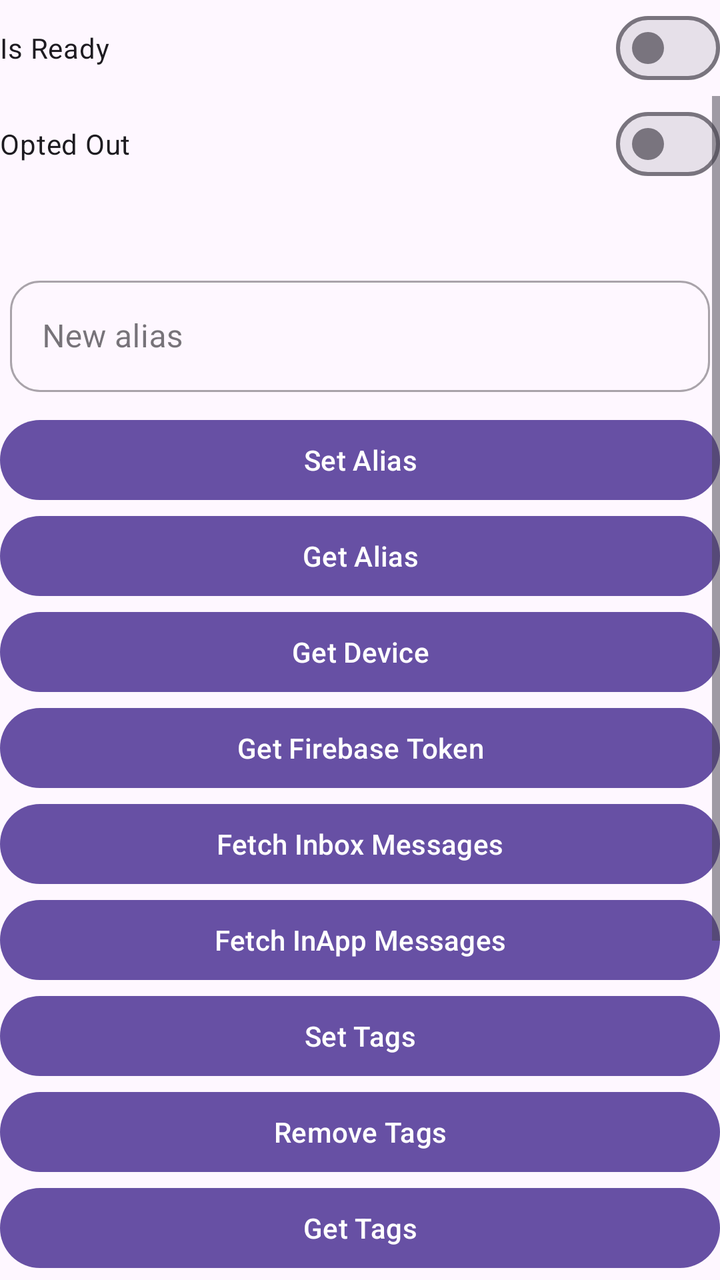
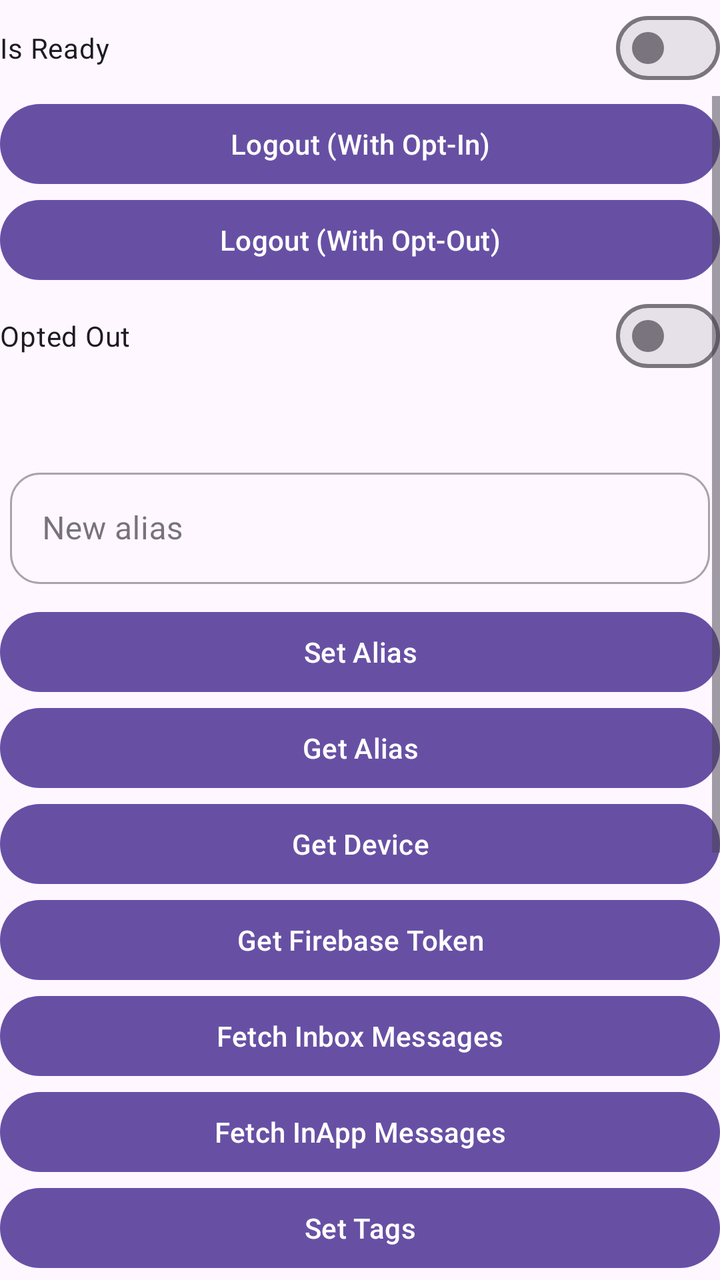

Before-and-after screenshots of an Android layout around one commit, followed by the original layout XML and the change that was made.
<!-- AndroidManifest.xml: another module's application theme Theme.EngageSample -->
<!-- res/layout/fragment_base_test.xml -->
<?xml version="1.0" encoding="utf-8"?>
<LinearLayout xmlns:android="http://schemas.android.com/apk/res/android"
    xmlns:app="http://schemas.android.com/apk/res-auto"
    xmlns:tools="http://schemas.android.com/tools"
    android:layout_width="match_parent"
    android:layout_height="match_parent"
    android:orientation="vertical"
    tools:ignore="HardcodedText">

    <com.google.android.material.materialswitch.MaterialSwitch
        android:id="@+id/switchReady"
        android:layout_width="match_parent"
        android:layout_height="wrap_content"
        android:paddingVertical="10dp"
        android:text="Is Ready"
        tools:ignore="HardcodedText" />

    <ScrollView
        android:layout_width="match_parent"
        android:layout_height="match_parent">

        <LinearLayout
            android:id="@+id/llInnerContainer"
            android:layout_width="match_parent"
            android:layout_height="wrap_content"
            android:orientation="vertical">

            <com.google.android.material.materialswitch.MaterialSwitch
                android:id="@+id/switchPushEnabled"
                android:layout_width="match_parent"
                android:layout_height="wrap_content"
                android:paddingVertical="10dp"
                android:text="Opted Out"
                tools:ignore="HardcodedText" />

            <TextView
                android:id="@+id/tvDevice"
                android:layout_width="match_parent"
                android:layout_height="wrap_content"
                android:layout_marginTop="10dp" />

            <com.google.android.material.textfield.TextInputLayout
                style="@style/Widget.MaterialComponents.TextInputLayout.OutlinedBox"
                android:layout_width="match_parent"
                android:layout_height="wrap_content"
                android:layout_marginHorizontal="5dp"
                android:layout_marginVertical="10dp"
                android:hint="New alias"
                app:boxCornerRadiusBottomEnd="15dp"
                app:boxCornerRadiusBottomStart="15dp"
                app:boxCornerRadiusTopEnd="15dp"
                app:boxCornerRadiusTopStart="15dp"
                app:placeholderText="Enter alias">

                <com.google.android.material.textfield.TextInputEditText
                    android:id="@+id/editTextAlias"
                    android:layout_width="match_parent"
                    android:layout_height="wrap_content"
                    android:minHeight="48dp" />
            </com.google.android.material.textfield.TextInputLayout>

            <com.google.android.material.button.MaterialButton
                android:id="@+id/btnSetAlias"
                android:layout_width="match_parent"
                android:layout_height="wrap_content"
                android:text="Set Alias" />

            <com.google.android.material.button.MaterialButton
                android:id="@+id/btnGetAlias"
                android:layout_width="match_parent"
                android:layout_height="wrap_content"
                android:text="Get Alias" />

            <com.google.android.material.button.MaterialButton
                android:id="@+id/btnGetDevice"
                android:layout_width="match_parent"
                android:layout_height="wrap_content"
                android:text="Get Device" />

            <com.google.android.material.button.MaterialButton
                android:id="@+id/btnGetFbToken"
                android:layout_width="match_parent"
                android:layout_height="wrap_content"
                android:text="Get Firebase Token" />

            <com.google.android.material.button.MaterialButton
                android:id="@+id/btnFetchInboxMessages"
                android:layout_width="match_parent"
                android:layout_height="wrap_content"
                android:text="Fetch Inbox Messages" />

            <com.google.android.material.button.MaterialButton
                android:id="@+id/btnFetchInappMessages"
                android:layout_width="match_parent"
                android:layout_height="wrap_content"
                android:text="Fetch InApp Messages" />

            <com.google.android.material.button.MaterialButton
                android:id="@+id/btnSetTags"
                android:layout_width="match_parent"
                android:layout_height="wrap_content"
                android:text="Set Tags" />

            <com.google.android.material.button.MaterialButton
                android:id="@+id/btnRemoveTags"
                android:layout_width="match_parent"
                android:layout_height="wrap_content"
                android:text="Remove Tags" />

            <com.google.android.material.button.MaterialButton
                android:id="@+id/btnGetTags"
                android:layout_width="match_parent"
                android:layout_height="wrap_content"
                android:text="Get Tags" />

            <com.google.android.material.button.MaterialButton
                android:id="@+id/btnSetCustomAttributes"
                android:layout_width="match_parent"
                android:layout_height="wrap_content"
                android:text="Set Custom attributes" />

            <com.google.android.material.button.MaterialButton
                android:id="@+id/btnGetCustomAttributes"
                android:layout_width="match_parent"
                android:layout_height="wrap_content"
                android:text="Get Custom attributes" />

            <com.google.android.material.button.MaterialButton
                android:id="@+id/btnStartGeofencing"
                android:layout_width="match_parent"
                android:layout_height="wrap_content"
                android:text="Start Geofencing" />

            <com.google.android.material.button.MaterialButton
                android:id="@+id/btnStopGeofencing"
                android:layout_width="match_parent"
                android:layout_height="wrap_content"
                android:text="Stop Geofencing" />

            <com.google.android.material.button.MaterialButton
                android:id="@+id/btnGeofencingStatus"
                android:layout_width="match_parent"
                android:layout_height="wrap_content"
                android:text="Check Geofencing Status" />
        </LinearLayout>
    </ScrollView>

</LinearLayout>
<!-- resources referenced by this layout -->
<resources>
  <style name="Theme.EngageSample" parent="Base.Theme.EngageSample" />
  <style name="Base.Theme.EngageSample" parent="Theme.Material3.Light.NoActionBar">
          
          
          <item name="android:forceDarkAllowed" tools:ignore="NewApi">false</item>
      </style>
</resources>

<!-- the commit's change to res/layout/fragment_base_test.xml (unified diff, before → after) -->
@@ -24,6 +24,18 @@
             android:layout_width="match_parent"
             android:layout_height="wrap_content"
             android:orientation="vertical">
+
+            <com.google.android.material.button.MaterialButton
+                android:id="@+id/btnLogoutAndOptIn"
+                android:layout_width="match_parent"
+                android:layout_height="wrap_content"
+                android:text="Logout (With Opt-In)" />
+
+            <com.google.android.material.button.MaterialButton
+                android:id="@+id/btnLogoutAndOptOut"
+                android:layout_width="match_parent"
+                android:layout_height="wrap_content"
+                android:text="Logout (With Opt-Out)" />
 
             <com.google.android.material.materialswitch.MaterialSwitch
                 android:id="@+id/switchPushEnabled"
